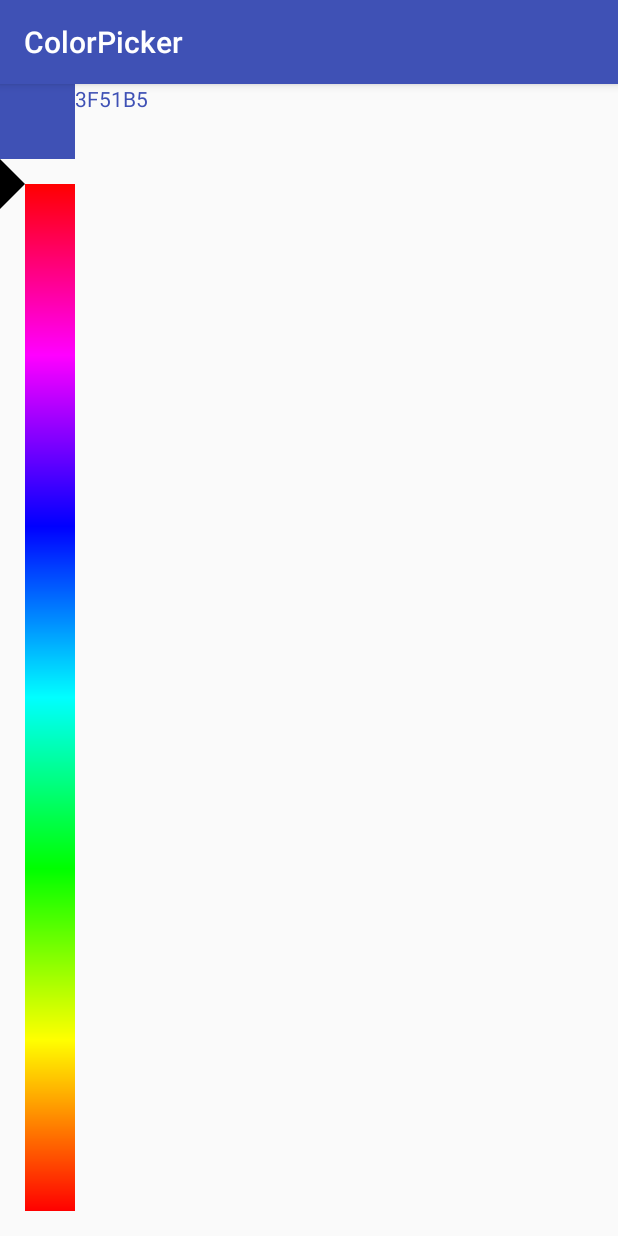
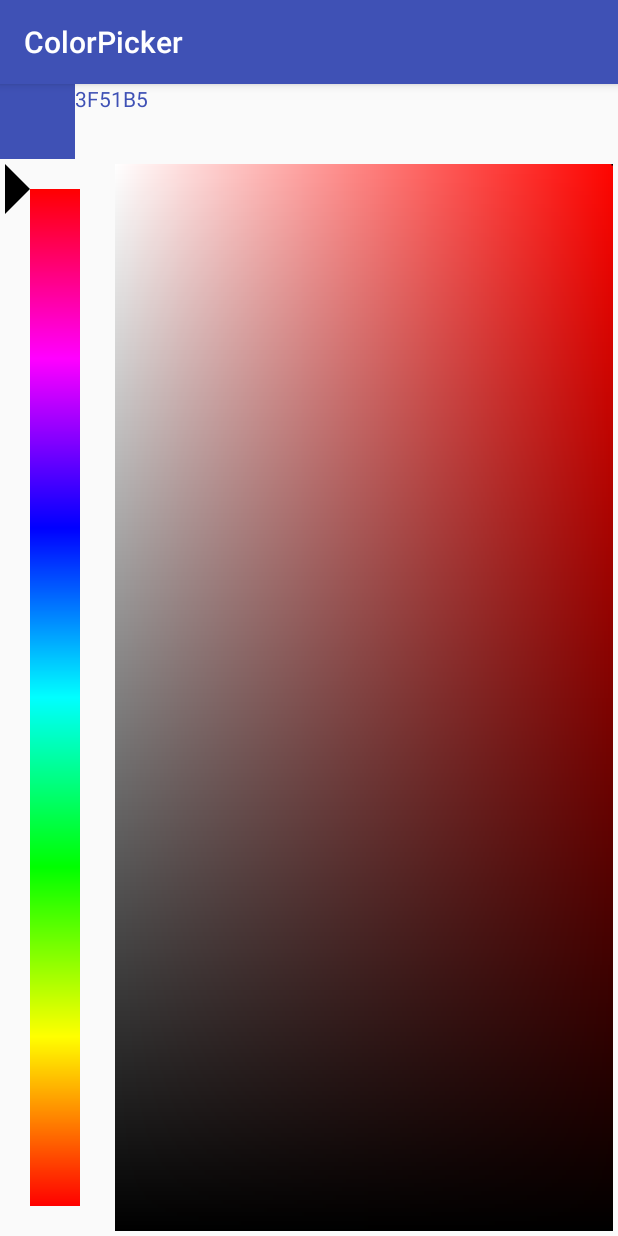
Before and after one commit to zhusgithub/ColorPicker, an Android app: the screen it shows after launch (MainActivity), on a phone screen of 412 x 824 dp. Run offline under Robolectric (Android 15) with nearby library versions, the phone set to English and light mode, and no system bars.

Commit message:
complete hsv picker view add onTouchEvent

```diff
--- a/app/src/main/java/com/zhushen/colorpicker/MainActivity.java
+++ b/app/src/main/java/com/zhushen/colorpicker/MainActivity.java
@@ -4,30 +4,50 @@ import android.graphics.Color;
 import android.support.v7.app.AppCompatActivity;
 import android.os.Bundle;
 import android.util.Log;
+import android.view.View;
+import android.widget.TextView;
 
 import com.zhushen.colorpicker.view.ColorPickerView;
+import com.zhushen.colorpicker.view.ColorPlateView;
+import com.zhushen.colorpicker.view.HSVPicker;
 
-public class MainActivity extends AppCompatActivity {
+public class MainActivity extends AppCompatActivity implements HSVPicker.ColorChange {
+    private TextView textView;
+    private View view;
+
     private ColorPickerView colorPickerView;
+    private HSVPicker hsvPicker;
+    private ColorPlateView colorPlateView;
 
     @Override
     protected void onCreate(Bundle savedInstanceState) {
         super.onCreate(savedInstanceState);
         setContentView(R.layout.activity_main);
-
         init();
     }
 
     private void init() {
+        textView = (TextView)findViewById(R.id.colorPicker_text);
+        view = (View)findViewById(R.id.colorPicker_view);
+
         colorPickerView = (ColorPickerView)findViewById(R.id.colorPicker);
+        colorPickerView.setLinearGradient(Color.YELLOW);
 
-//        int[] hue = new int[361];
-//        int count = 0;
-//        for(int i = hue.length-1;i>=0;i--,count++){
-//            hue[count] = Color.HSVToColor(new float[]{i,1.f,1.f});
-//        }
-//        colorPickerView.setLinearGradient(hue);
+        hsvPicker = (HSVPicker)findViewById(R.id.hsv_picker);
+        hsvPicker.registerColorChangeListener(this);
 
-        colorPickerView.setLinearGradient(Color.YELLOW);
+        colorPlateView = (ColorPlateView)findViewById(R.id.color_plate_view);
+    }
+
+    @Override
+    public void onColorChanged(int color) {
+        textView.setTextColor(color);
+        view.setBackgroundColor(color);
+
+    }
+
+    @Override
+    public void onhueChanged(float hue) {
+        colorPlateView.setHue(hue);
     }
 }
--- a/app/src/main/java/com/zhushen/colorpicker/view/ColorPlateView.java
+++ b/app/src/main/java/com/zhushen/colorpicker/view/ColorPlateView.java
@@ -11,6 +11,7 @@ import android.graphics.PorterDuff;
 import android.graphics.Shader;
 import android.os.Build;
 import android.util.AttributeSet;
+import android.view.MotionEvent;
 import android.view.View;
 
 /**
@@ -19,9 +20,12 @@ import android.view.View;
 
 public class ColorPlateView extends View {
     private static final String TAG = ColorPlateView.class.getName();
-    private Paint mPaint;
+    private Paint mPaint,pointPaint;
     private LinearGradient mShaderVertical;
     private final float[] HSV = {1.f,1.f,1.f};
+
+    private int width,height;
+    private int pointX,pointY;
 
     public ColorPlateView(Context context, AttributeSet attrs) {
         this(context, attrs,0);
@@ -32,8 +36,25 @@ public class ColorPlateView extends View {
         if (Build.VERSION.SDK_INT >= Build.VERSION_CODES.HONEYCOMB) {
             setLayerType(View.LAYER_TYPE_SOFTWARE, null);
         }
+        init();
+    }
 
+    private void init() {
+        pointPaint = new Paint();
+        pointPaint.setAntiAlias(true);
+        pointPaint.setColor(Color.BLACK);
+        pointPaint.setStrokeWidth(3);
     }
+
+    @Override
+    protected void onMeasure(int widthMeasureSpec, int heightMeasureSpec) {
+        super.onMeasure(widthMeasureSpec, heightMeasureSpec);
+        width = getMeasuredWidth();
+        height = getMeasuredHeight();
+        pointY = 0;
+        pointX = width;
+    }
+
     @SuppressLint("DrawAllocation")
     @Override
     protected void onDraw(Canvas canvas) {
@@ -47,6 +68,12 @@ public class ColorPlateView extends View {
         ComposeShader composeShader = new ComposeShader(mShaderVertical,shaderHorizontal,PorterDuff.Mode.MULTIPLY );//混合渐变
         mPaint.setShader(composeShader);
         canvas.drawRect(0.f,0.f,this.getMeasuredWidth(),this.getMeasuredHeight(),mPaint);
+
+        drawPoint(canvas);
+    }
+
+    private void drawPoint(Canvas canvas) {
+        canvas.drawPoint(pointX,pointY,pointPaint);
     }
 
     /**
@@ -57,4 +84,25 @@ public class ColorPlateView extends View {
         HSV[0] = hue;
         invalidate();
     }
+
+    @Override
+    public boolean onTouchEvent(MotionEvent event) {
+        int x = (int) event.getX();
+        int y = (int) event.getY();
+
+        switch (event.getAction()){
+            case MotionEvent.ACTION_MOVE:
+                pointX = x;
+                pointY = y;
+                invalidate();
+                break;
+            case MotionEvent.ACTION_DOWN:
+                break;
+            case MotionEvent.ACTION_UP:
+                break;
+        }
+
+        return super.onTouchEvent(event);
+    }
+
 }
--- a/app/src/main/res/layout/activity_main.xml
+++ b/app/src/main/res/layout/activity_main.xml
@@ -11,24 +11,39 @@
         android:layout_height="wrap_content"
         android:orientation="horizontal">
         <View
+            android:id="@+id/colorPicker_view"
             android:layout_width="50dp"
             android:layout_height="50dp"
             android:background="@color/colorPrimary"/>
 
         <TextView
+            android:id="@+id/colorPicker_text"
             android:layout_width="wrap_content"
             android:layout_height="wrap_content"
             android:textColor="@color/colorPrimary"
             android:text="3F51B5"/>
 
     </LinearLayout>
-    <com.zhushen.colorpicker.view.ColorPlateView
-        android:visibility="gone"
+
+    <LinearLayout
         android:layout_width="match_parent"
-        android:layout_height="match_parent" />
-    <com.zhushen.colorpicker.view.HSVPicker
-        android:layout_width="100px"
-        android:layout_height="match_parent" />
+        android:layout_height="match_parent"
+        android:orientation="horizontal">
+        <com.zhushen.colorpicker.view.HSVPicker
+            android:id="@+id/hsv_picker"
+            android:padding="5px"
+            android:layout_margin="5px"
+            android:layout_width="100px"
+            android:layout_height="match_parent"
+            android:clickable="true"/>
+        <com.zhushen.colorpicker.view.ColorPlateView
+            android:id="@+id/color_plate_view"
+            android:padding="5px"
+            android:layout_margin="5px"
+            android:layout_width="match_parent"
+            android:layout_height="match_parent"
+            android:clickable="true" />
+    </LinearLayout>
     <com.zhushen.colorpicker.view.ColorPickerView
         android:visibility="gone"
         android:id="@+id/colorPicker"
```
Also changed, not shown: app/src/main/java/com/zhushen/colorpicker/view/HSVPicker.java (+41 -6 lines).
